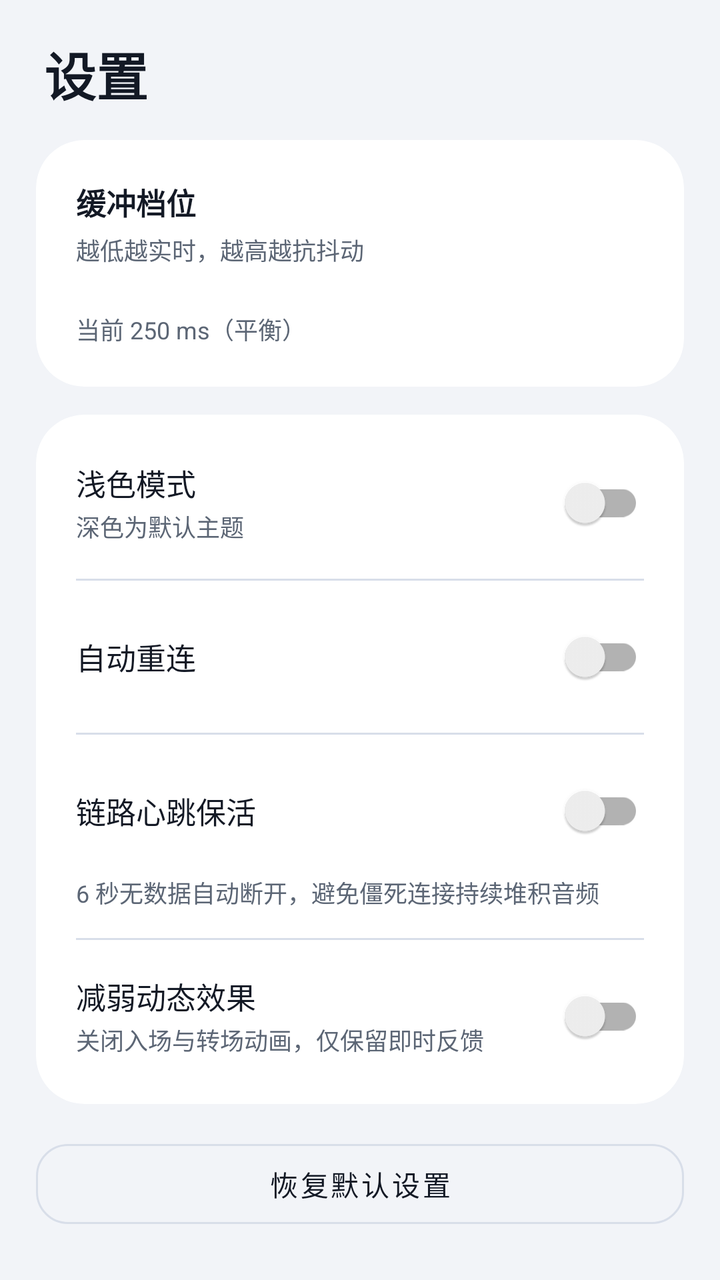
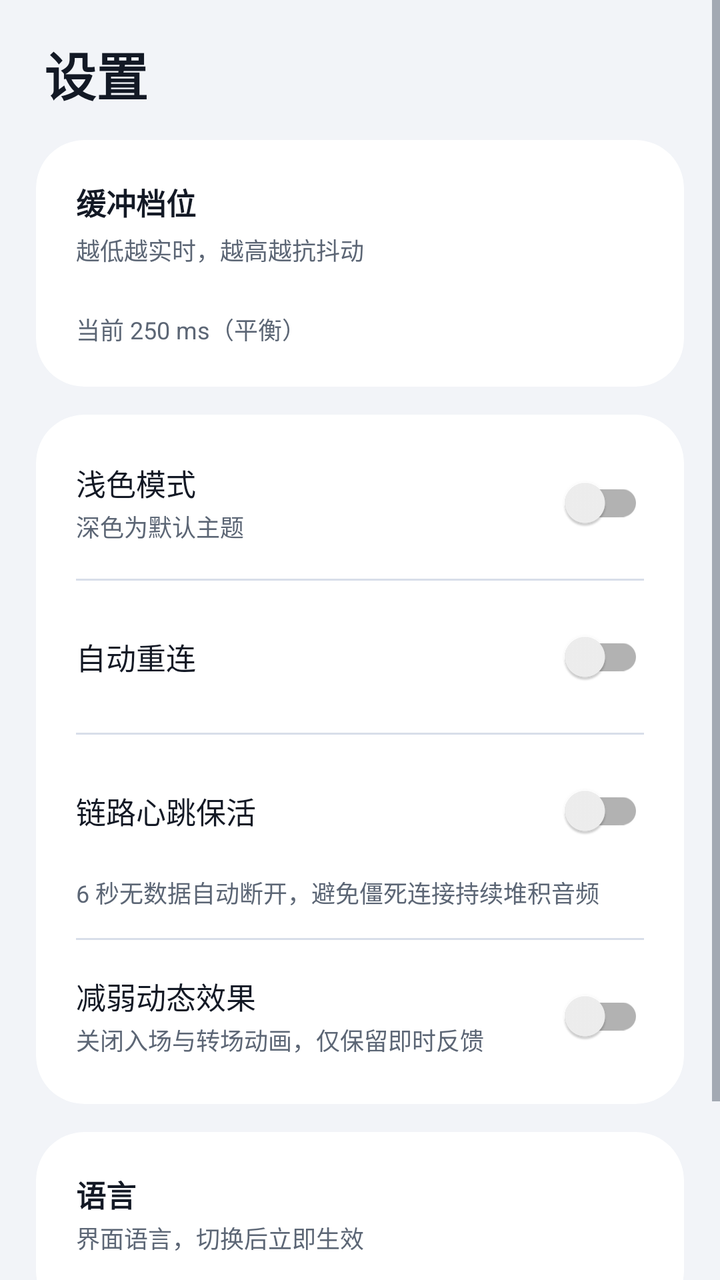

The first picture is an Android layout as it rendered before a commit; the second is the same layout after the commit. The layout source and the unified diff follow.
<!-- AndroidManifest.xml: application theme Theme.PhoneAudioSink -->
<!-- res/layout/fragment_settings.xml -->
<?xml version="1.0" encoding="utf-8"?>
<ScrollView xmlns:android="http://schemas.android.com/apk/res/android"
    xmlns:app="http://schemas.android.com/apk/res-auto"
    android:layout_width="match_parent"
    android:layout_height="match_parent"
    android:background="@color/bg"
    android:fillViewport="true">

    <LinearLayout
        android:layout_width="match_parent"
        android:layout_height="wrap_content"
        android:orientation="vertical"
        android:padding="18dp">

        <TextView
            android:layout_width="wrap_content"
            android:layout_height="wrap_content"
            android:text="设置"
            android:textColor="@color/text"
            android:textSize="26sp"
            android:textStyle="bold"
            android:paddingStart="4dp"
            android:paddingBottom="14dp" />

        <com.google.android.material.card.MaterialCardView
            android:layout_width="match_parent"
            android:layout_height="wrap_content"
            app:cardBackgroundColor="@color/surface"
            app:cardCornerRadius="24dp"
            app:cardElevation="0dp"
            app:strokeWidth="0dp">

            <LinearLayout
                android:layout_width="match_parent"
                android:layout_height="wrap_content"
                android:orientation="vertical"
                android:padding="20dp">

                <TextView
                    android:layout_width="wrap_content"
                    android:layout_height="wrap_content"
                    android:text="缓冲档位"
                    android:textColor="@color/text"
                    android:textSize="15sp"
                    android:textStyle="bold" />

                <TextView
                    android:layout_width="match_parent"
                    android:layout_height="wrap_content"
                    android:layout_marginTop="4dp"
                    android:text="越低越实时，越高越抗抖动"
                    android:textColor="@color/text_dim"
                    android:textSize="12sp" />

                <LinearLayout
                    android:id="@+id/bufferTierRow"
                    android:layout_width="match_parent"
                    android:layout_height="wrap_content"
                    android:layout_marginTop="12dp"
                    android:orientation="horizontal" />

                <TextView
                    android:id="@+id/tvBufferTierHint"
                    android:layout_width="match_parent"
                    android:layout_height="wrap_content"
                    android:layout_marginTop="10dp"
                    android:text="当前 250 ms（平衡）"
                    android:textColor="@color/text_dim"
                    android:textSize="12sp" />
            </LinearLayout>
        </com.google.android.material.card.MaterialCardView>

        <com.google.android.material.card.MaterialCardView
            android:layout_width="match_parent"
            android:layout_height="wrap_content"
            android:layout_marginTop="14dp"
            app:cardBackgroundColor="@color/surface"
            app:cardCornerRadius="24dp"
            app:cardElevation="0dp"
            app:strokeWidth="0dp">

            <LinearLayout
                android:layout_width="match_parent"
                android:layout_height="wrap_content"
                android:orientation="vertical"
                android:padding="20dp">

                <LinearLayout
                    android:layout_width="match_parent"
                    android:layout_height="wrap_content"
                    android:gravity="center_vertical"
                    android:orientation="horizontal">

                    <LinearLayout
                        android:layout_width="0dp"
                        android:layout_height="wrap_content"
                        android:layout_weight="1"
                        android:orientation="vertical">

                        <TextView
                            android:layout_width="wrap_content"
                            android:layout_height="wrap_content"
                            android:text="浅色模式"
                            android:textColor="@color/text"
                            android:textSize="15sp" />

                        <TextView
                            android:layout_width="wrap_content"
                            android:layout_height="wrap_content"
                            android:layout_marginTop="2dp"
                            android:text="深色为默认主题"
                            android:textColor="@color/text_dim"
                            android:textSize="12sp" />
                    </LinearLayout>

                    <androidx.appcompat.widget.SwitchCompat
                        android:id="@+id/swLight"
                        android:layout_width="wrap_content"
                        android:layout_height="wrap_content"
                        app:showText="false" />
                </LinearLayout>

                <View
                    android:layout_width="match_parent"
                    android:layout_height="1dp"
                    android:layout_marginTop="14dp"
                    android:layout_marginBottom="14dp"
                    android:background="@color/divider" />

                <LinearLayout
                    android:layout_width="match_parent"
                    android:layout_height="wrap_content"
                    android:gravity="center_vertical"
                    android:orientation="horizontal">

                    <TextView
                        android:layout_width="0dp"
                        android:layout_height="wrap_content"
                        android:layout_weight="1"
                        android:text="自动重连"
                        android:textColor="@color/text"
                        android:textSize="15sp" />

                    <androidx.appcompat.widget.SwitchCompat
                        android:id="@+id/swAutoReconnect"
                        android:layout_width="wrap_content"
                        android:layout_height="wrap_content"
                        app:showText="false" />
                </LinearLayout>

                <View
                    android:layout_width="match_parent"
                    android:layout_height="1dp"
                    android:layout_marginTop="14dp"
                    android:layout_marginBottom="14dp"
                    android:background="@color/divider" />

                <LinearLayout
                    android:layout_width="match_parent"
                    android:layout_height="wrap_content"
                    android:gravity="center_vertical"
                    android:orientation="horizontal">

                    <TextView
                        android:layout_width="0dp"
                        android:layout_height="wrap_content"
                        android:layout_weight="1"
                        android:text="链路心跳保活"
                        android:textColor="@color/text"
                        android:textSize="15sp" />

                    <androidx.appcompat.widget.SwitchCompat
                        android:id="@+id/swHeartbeat"
                        android:layout_width="wrap_content"
                        android:layout_height="wrap_content"
                        app:showText="false" />
                </LinearLayout>

                <TextView
                    android:layout_width="match_parent"
                    android:layout_height="wrap_content"
                    android:layout_marginTop="8dp"
                    android:text="6 秒无数据自动断开，避免僵死连接持续堆积音频"
                    android:textColor="@color/text_dim"
                    android:textSize="12sp" />

                <View
                    android:layout_width="match_parent"
                    android:layout_height="1dp"
                    android:layout_marginTop="14dp"
                    android:layout_marginBottom="14dp"
                    android:background="@color/divider" />

                <LinearLayout
                    android:layout_width="match_parent"
                    android:layout_height="wrap_content"
                    android:gravity="center_vertical"
                    android:orientation="horizontal">

                    <LinearLayout
                        android:layout_width="0dp"
                        android:layout_height="wrap_content"
                        android:layout_weight="1"
                        android:orientation="vertical">

                        <TextView
                            android:layout_width="wrap_content"
                            android:layout_height="wrap_content"
                            android:text="减弱动态效果"
                            android:textColor="@color/text"
                            android:textSize="15sp" />

                        <TextView
                            android:layout_width="wrap_content"
                            android:layout_height="wrap_content"
                            android:layout_marginTop="2dp"
                            android:text="关闭入场与转场动画，仅保留即时反馈"
                            android:textColor="@color/text_dim"
                            android:textSize="12sp" />
                    </LinearLayout>

                    <androidx.appcompat.widget.SwitchCompat
                        android:id="@+id/swReduceMotion"
                        android:layout_width="wrap_content"
                        android:layout_height="wrap_content"
                        app:showText="false" />
                </LinearLayout>
            </LinearLayout>
        </com.google.android.material.card.MaterialCardView>

        <com.google.android.material.button.MaterialButton
            android:id="@+id/btnRestoreDefaults"
            style="@style/Widget.MaterialComponents.Button.OutlinedButton"
            android:layout_width="match_parent"
            android:layout_height="52dp"
            android:layout_marginTop="14dp"
            android:text="恢复默认设置"
            android:textAllCaps="false"
            android:textColor="@color/text"
            app:cornerRadius="16dp"
            app:strokeColor="@color/divider" />

    </LinearLayout>
</ScrollView>
<!-- resources referenced by this layout -->
<resources>
  <color name="bg">#F2F4F8</color>
  <color name="divider">#D8DEE9</color>
  <color name="surface">#FFFFFF</color>
  <color name="text">#131925</color>
  <color name="text_dim">#5C6675</color>
  <style name="Theme.PhoneAudioSink" parent="Theme.MaterialComponents.DayNight.NoActionBar">
          <item name="colorPrimary">@color/accent</item>
          <item name="colorPrimaryDark">@color/bg</item>
          <item name="colorAccent">@color/accent</item>
          <item name="android:colorBackground">@color/bg</item>
          <item name="android:windowBackground">@color/bg</item>
          <item name="android:statusBarColor">@color/bg</item>
          <item name="android:navigationBarColor">@color/bg</item>
          <item name="android:textColorPrimary">@color/text</item>
          <item name="android:textColorSecondary">@color/text_dim</item>
      </style>
  <color name="accent">#2F7BF6</color>
</resources>

<!-- the commit's change to res/layout/fragment_settings.xml (unified diff, before → after) -->
@@ -15,7 +15,7 @@
         <TextView
             android:layout_width="wrap_content"
             android:layout_height="wrap_content"
-            android:text="设置"
+            android:text="@string/settings_title"
             android:textColor="@color/text"
             android:textSize="26sp"
             android:textStyle="bold"
@@ -39,7 +39,7 @@
                 <TextView
                     android:layout_width="wrap_content"
                     android:layout_height="wrap_content"
-                    android:text="缓冲档位"
+                    android:text="@string/settings_buffer_title"
                     android:textColor="@color/text"
                     android:textSize="15sp"
                     android:textStyle="bold" />
@@ -48,7 +48,7 @@
                     android:layout_width="match_parent"
                     android:layout_height="wrap_content"
                     android:layout_marginTop="4dp"
-                    android:text="越低越实时，越高越抗抖动"
+                    android:text="@string/settings_buffer_desc"
                     android:textColor="@color/text_dim"
                     android:textSize="12sp" />
 
@@ -64,7 +64,7 @@
                     android:layout_width="match_parent"
                     android:layout_height="wrap_content"
                     android:layout_marginTop="10dp"
-                    android:text="当前 250 ms（平衡）"
+                    android:text="@string/settings_buffer_250"
                     android:textColor="@color/text_dim"
                     android:textSize="12sp" />
             </LinearLayout>
@@ -100,7 +100,7 @@
                         <TextView
                             android:layout_width="wrap_content"
                             android:layout_height="wrap_content"
-                            android:text="浅色模式"
+                            android:text="@string/settings_light"
                             android:textColor="@color/text"
                             android:textSize="15sp" />
 
@@ -108,7 +108,7 @@
                             android:layout_width="wrap_content"
                             android:layout_height="wrap_content"
                             android:layout_marginTop="2dp"
-                            android:text="深色为默认主题"
+                            android:text="@string/settings_light_desc"
                             android:textColor="@color/text_dim"
                             android:textSize="12sp" />
                     </LinearLayout>
@@ -137,7 +137,7 @@
                         android:layout_width="0dp"
                         android:layout_height="wrap_content"
                         android:layout_weight="1"
-                        android:text="自动重连"
+                        android:text="@string/settings_auto"
                         android:textColor="@color/text"
                         android:textSize="15sp" />
 
@@ -165,7 +165,7 @@
                         android:layout_width="0dp"
                         android:layout_height="wrap_content"
                         android:layout_weight="1"
-                        android:text="链路心跳保活"
+                        android:text="@string/settings_heartbeat"
                         android:textColor="@color/text"
                         android:textSize="15sp" />
 
@@ -180,7 +180,7 @@
                     android:layout_width="match_parent"
                     android:layout_height="wrap_content"
                     android:layout_marginTop="8dp"
-                    android:text="6 秒无数据自动断开，避免僵死连接持续堆积音频"
+                    android:text="@string/settings_heartbeat_desc"
                     android:textColor="@color/text_dim"
                     android:textSize="12sp" />
 
@@ -206,7 +206,7 @@
                         <TextView
                             android:layout_width="wrap_content"
                             android:layout_height="wrap_content"
-                            android:text="减弱动态效果"
+                            android:text="@string/settings_reduce_motion"
                             android:textColor="@color/text"
                             android:textSize="15sp" />
 
@@ -214,7 +214,7 @@
                             android:layout_width="wrap_content"
                             android:layout_height="wrap_content"
                             android:layout_marginTop="2dp"
-                            android:text="关闭入场与转场动画，仅保留即时反馈"
+                            android:text="@string/settings_reduce_motion_desc"
                             android:textColor="@color/text_dim"
                             android:textSize="12sp" />
                     </LinearLayout>
@@ -228,13 +228,53 @@
             </LinearLayout>
         </com.google.android.material.card.MaterialCardView>
 
+        <com.google.android.material.card.MaterialCardView
+            android:layout_width="match_parent"
+            android:layout_height="wrap_content"
+            android:layout_marginTop="14dp"
+            app:cardBackgroundColor="@color/surface"
+            app:cardCornerRadius="24dp"
+            app:cardElevation="0dp"
+            app:strokeWidth="0dp">
+
+            <LinearLayout
+                android:layout_width="match_parent"
+                android:layout_height="wrap_content"
+                android:orientation="vertical"
+                android:padding="20dp">
+
+                <TextView
+                    android:layout_width="wrap_content"
+                    android:layout_height="wrap_content"
+                    android:text="@string/settings_language_title"
+                    android:textColor="@color/text"
+                    android:textSize="15sp"
+                    android:textStyle="bold" />
+
+                <TextView
+                    android:layout_width="match_parent"
+                    android:layout_height="wrap_content"
+                    android:layout_marginTop="2dp"
+                    android:text="@string/settings_language_desc"
+                    android:textColor="@color/text_dim"
+                    android:textSize="12sp" />
+
+                <LinearLayout
+                    android:id="@+id/languageRow"
+                    android:layout_width="match_parent"
+                    android:layout_height="wrap_content"
+                    android:layout_marginTop="12dp"
+                    android:orientation="horizontal" />
+            </LinearLayout>
+        </com.google.android.material.card.MaterialCardView>
+
         <com.google.android.material.button.MaterialButton
             android:id="@+id/btnRestoreDefaults"
             style="@style/Widget.MaterialComponents.Button.OutlinedButton"
             android:layout_width="match_parent"
             android:layout_height="52dp"
             android:layout_marginTop="14dp"
-            android:text="恢复默认设置"
+            android:text="@string/settings_restore"
             android:textAllCaps="false"
             android:textColor="@color/text"
             app:cornerRadius="16dp"
<!-- resource entries referenced after the edit -->
@@ -5,6 +5,20 @@
   <color name="surface">#FFFFFF</color>
   <color name="text">#131925</color>
   <color name="text_dim">#5C6675</color>
+  <string name="settings_auto">自动重连</string>
+  <string name="settings_buffer_250">当前 250 ms（平衡）</string>
+  <string name="settings_buffer_desc">越低越实时，越高越抗抖动</string>
+  <string name="settings_buffer_title">缓冲档位</string>
+  <string name="settings_heartbeat">链路心跳保活</string>
+  <string name="settings_heartbeat_desc">6 秒无数据自动断开，避免僵死连接持续堆积音频</string>
+  <string name="settings_language_desc">界面语言，切换后立即生效</string>
+  <string name="settings_language_title">语言</string>
+  <string name="settings_light">浅色模式</string>
+  <string name="settings_light_desc">深色为默认主题</string>
+  <string name="settings_reduce_motion">减弱动态效果</string>
+  <string name="settings_reduce_motion_desc">关闭入场与转场动画，仅保留即时反馈</string>
+  <string name="settings_restore">恢复默认设置</string>
+  <string name="settings_title">设置</string>
   <style name="Theme.PhoneAudioSink" parent="Theme.MaterialComponents.DayNight.NoActionBar">
           <item name="colorPrimary">@color/accent</item>
           <item name="colorPrimaryDark">@color/bg</item>
